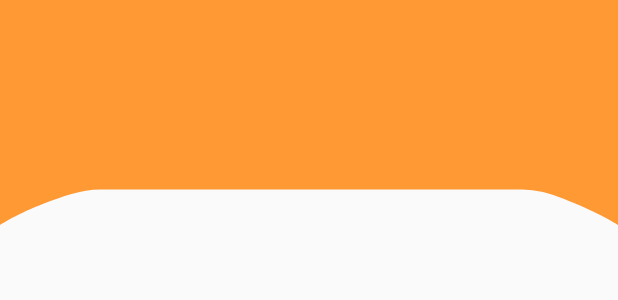
After one commit to Lateefayesha/swacha-bharat-abhiyan, an Android app: the layout content_dashboard.xml on its own in the app's theme, with its tools: preview values and no code run, on a phone screen of 412 x 824 dp. The commit adds this screen. Shown: the top 300 px of the screen. Run offline under Robolectric (Android 15) with nearby library versions, the phone set to English and light mode, and no system bars.

Commit message:
- dashboard functionality

```diff
--- /dev/null
+++ b/swachbharatabhiyanlibrary/src/main/res/drawable/ic_home_screen_vector.xml
@@ -0,0 +1,10 @@
+<vector xmlns:android="http://schemas.android.com/apk/res/android"
+    android:width="720dp"
+    android:height="374dp"
+    android:viewportWidth="720"
+    android:viewportHeight="374">
+    <path
+        android:fillColor="#ff9933"
+        android:name="Rectangle 1"
+        android:pathData="m0 0h720v374c0 0 -16.9 -16.1 -52 -37c-32.5 -19.3 -43.2 -22 -68 -22c-134.2 0 -350.1 0 -483 0c-23.1 0 -44.8 12 -65 23c-30.7 16.7 -52 36 -52 36v-374z" />
+</vector>
--- /dev/null
+++ b/swachbharatabhiyanlibrary/src/main/res/drawable/ic_share_white_24dp.xml
@@ -0,0 +1,5 @@
+<vector android:height="24dp" android:tint="#FFFFFF"
+    android:viewportHeight="24.0" android:viewportWidth="24.0"
+    android:width="24dp" xmlns:android="http://schemas.android.com/apk/res/android">
+    <path android:fillColor="#ffffff" android:pathData="M18,16.08c-0.76,0 -1.44,0.3 -1.96,0.77L8.91,12.7c0.05,-0.23 0.09,-0.46 0.09,-0.7s-0.04,-0.47 -0.09,-0.7l7.05,-4.11c0.54,0.5 1.25,0.81 2.04,0.81 1.66,0 3,-1.34 3,-3s-1.34,-3 -3,-3 -3,1.34 -3,3c0,0.24 0.04,0.47 0.09,0.7L8.04,9.81C7.5,9.31 6.79,9 6,9c-1.66,0 -3,1.34 -3,3s1.34,3 3,3c0.79,0 1.5,-0.31 2.04,-0.81l7.12,4.16c-0.05,0.21 -0.08,0.43 -0.08,0.65 0,1.61 1.31,2.92 2.92,2.92 1.61,0 2.92,-1.31 2.92,-2.92s-1.31,-2.92 -2.92,-2.92z"/>
+</vector>
--- /dev/null
+++ b/swachbharatabhiyanlibrary/src/main/res/drawable/ic_star_white_24dp.xml
@@ -0,0 +1,5 @@
+<vector android:height="24dp" android:tint="#FFFFFF"
+    android:viewportHeight="24.0" android:viewportWidth="24.0"
+    android:width="24dp" xmlns:android="http://schemas.android.com/apk/res/android">
+    <path android:fillColor="#ffffff" android:pathData="M12,17.27L18.18,21l-1.64,-7.03L22,9.24l-7.19,-0.61L12,2 9.19,8.63 2,9.24l5.46,4.73L5.82,21z"/>
+</vector>
--- /dev/null
+++ b/swachbharatabhiyanlibrary/src/main/res/layout/content_dashboard.xml
@@ -0,0 +1,18 @@
+<?xml version="1.0" encoding="utf-8"?>
+<RelativeLayout xmlns:android="http://schemas.android.com/apk/res/android"
+    xmlns:app="http://schemas.android.com/apk/res-auto"
+    xmlns:tools="http://schemas.android.com/tools"
+    android:layout_width="match_parent"
+    android:layout_height="match_parent"
+    app:layout_behavior="@string/appbar_scrolling_view_behavior"
+    tools:context=".activity.DashboardActivity"
+    tools:showIn="@layout/activity_dashboard">
+
+    <ImageView
+        android:contentDescription="@string/app_name"
+        android:layout_width="match_parent"
+        android:layout_height="150dp"
+        android:scaleType="fitXY"
+        android:src="@drawable/ic_home_screen_vector"/>
+
+</RelativeLayout>
--- /dev/null
+++ b/swachbharatabhiyanlibrary/src/main/res/values/dimens.xml
@@ -0,0 +1,3 @@
+<resources>
+    <dimen name="fab_margin">16dp</dimen>
+</resources>
```
Also changed, not shown: swachbharatabhiyanlibrary/src/main/res/drawable/ic_repairing_service.xml (added, +9 -0 lines), swachbharatabhiyanlibrary/src/main/res/layout/activity_dashboard.xml (added, +39 -0 lines), swachbharatabhiyanlibrary/src/main/res/menu/menu.xml (added, +21 -0 lines), swachbharatabhiyanlibrary/src/main/res/values/strings.xml (+12 -0 lines), swachbharatabhiyanlibrary/src/main/res/drawable-hdpi/bg_home_screen.png (deleted), swachbharatabhiyanlibrary/src/main/res/drawable-mdpi/bg_home_screen.png (deleted), swachbharatabhiyanlibrary/src/main/res/drawable-xhdpi/bg_home_screen.png (deleted), swachbharatabhiyanlibrary/src/main/res/drawable-xxhdpi/bg_home_screen.png (deleted), swachbharatabhiyanlibrary/src/main/res/drawable-xxxhdpi/bg_home_screen.png (deleted).
